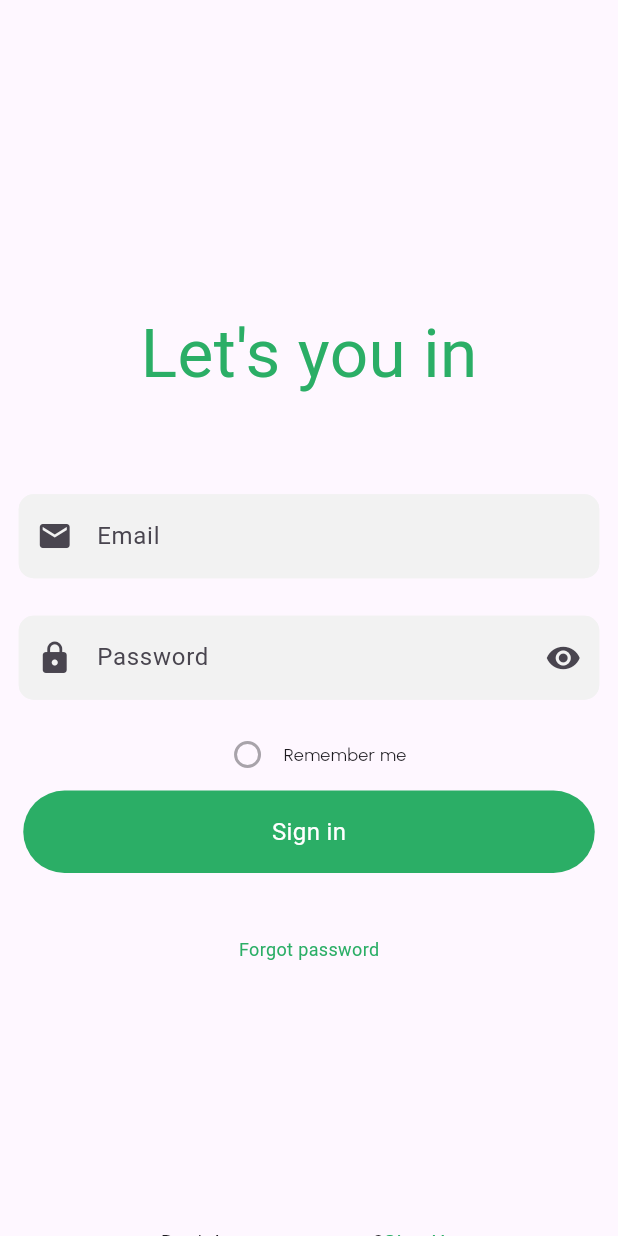
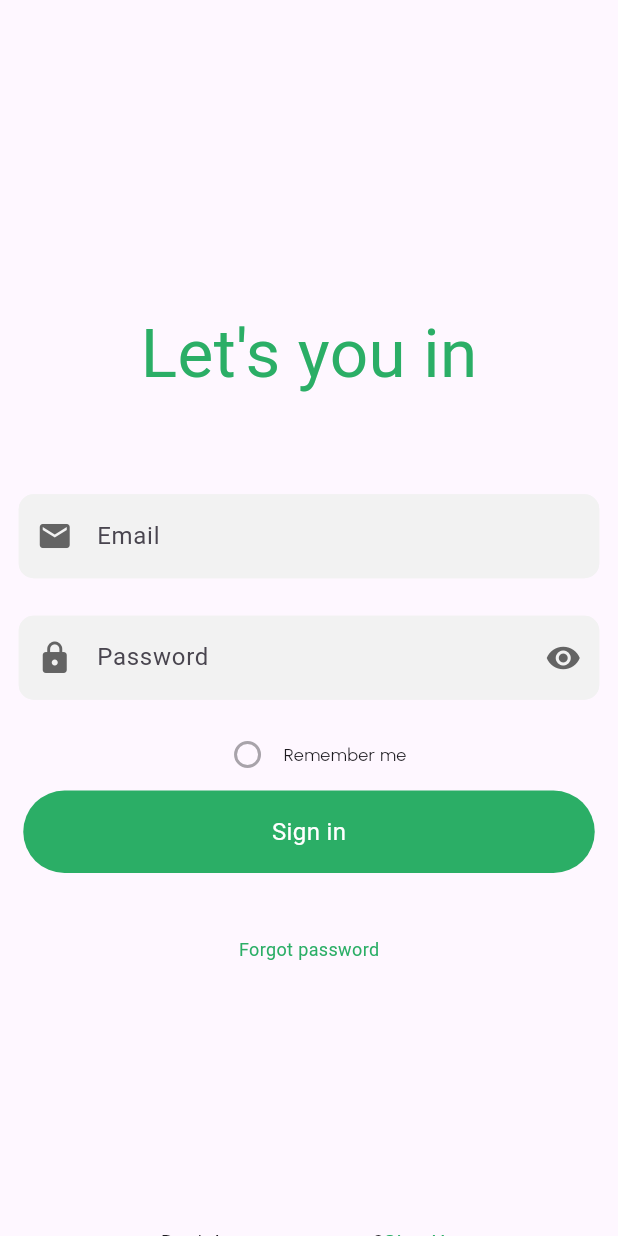
Before and after one commit to FAHIMSHAKIL102/hall_management_ui, a Flutter app: the screen it shows after launch, after a tap on "Next", on a phone screen of 412 x 824 dp. Run offline on Flutter 3.47's test engine with Material 3 defaults, Android fonts, the phone set to English and light mode, and no system bars; Roboto replaces fonts that are missing (Urbanist-Bold, Urbanist-Medium, Urbanist-Regular).

Commit message:
add_icons_color

```diff
--- a/lib/custom_widgets/myTextFormfield.dart
+++ b/lib/custom_widgets/myTextFormfield.dart
@@ -4,7 +4,7 @@ class Mytextformfield extends StatelessWidget {
   var myController;
   String myHintText;
   Icon? myPrefixIcon;
-  Icon? mySuffixIcon;
+  IconButton? mySuffixIcon;
   bool myObscureText;
   Mytextformfield({
     super.key,
@@ -20,8 +20,19 @@ class Mytextformfield extends StatelessWidget {
     return Container(
       margin: EdgeInsets.all(12.5),
       child: TextFormField(
+        controller: myController,
         obscureText: myObscureText,
         decoration: InputDecoration(
+          prefixIconColor: WidgetStateColor.resolveWith((state) {
+            return state.contains(WidgetState.focused)
+                ? Color(0xff2BAE66)
+                : Color(0xff646464);
+          }),
+          suffixIconColor: WidgetStateColor.resolveWith((state) {
+            return state.contains(WidgetState.focused)
+                ? Color(0xff2BAE66)
+                : Color(0xff646464);
+          }),
           hintText: myHintText,
           prefixIcon: myPrefixIcon,
           suffixIcon: mySuffixIcon,
--- a/lib/custom_widgets/mytextstyle.dart
+++ b/lib/custom_widgets/mytextstyle.dart
@@ -6,6 +6,7 @@ TextStyle myTextStyle45() {
     fontSize: 45,
     fontFamily: 'Urbanist-Bold',
     color: Color(0xff2BAE66),
+    fontWeight: FontWeight.bold
   );
 }
 
--- a/lib/main.dart
+++ b/lib/main.dart
@@ -1,5 +1,7 @@
 import 'package:flutter/material.dart';
 import 'package:hall_management_ui/pages/splash_screen.dart';
+import 'package:hall_management_ui/provider/password_visibility_provider.dart';
+import 'package:provider/provider.dart';
 
 void main() {
   runApp(const MyApp());
@@ -10,6 +12,12 @@ class MyApp extends StatelessWidget {
 
   @override
   Widget build(BuildContext context) {
-    return MaterialApp(debugShowCheckedModeBanner: false, home: SplashScreen());
+    return MultiProvider(
+      providers: [ChangeNotifierProvider(create: (_) => PasswordVisibilityProvider())],
+      child: MaterialApp(
+        debugShowCheckedModeBanner: false,
+        home: SplashScreen(),
+      ),
+    );
   }
 }
--- a/lib/pages/info_screen.dart
+++ b/lib/pages/info_screen.dart
@@ -29,7 +29,7 @@ class InfoScreen extends StatelessWidget {
                       'Lets have \nthe best \naccommodation with us',
                       style: TextStyle(
                         fontSize: 42,
-                        fontFamily: 'Urbanist-SemiBold',
+                        fontFamily: 'Urbanist-Bold',
                         color: Color(0xff2BAE66),
                       ),
                     ),
--- a/lib/pages/signin_screen.dart
+++ b/lib/pages/signin_screen.dart
@@ -2,6 +2,8 @@ import 'package:flutter/material.dart';
 import 'package:hall_management_ui/custom_widgets/myTextFormfield.dart';
 import 'package:hall_management_ui/custom_widgets/mybutton.dart';
 import 'package:hall_management_ui/custom_widgets/mytextstyle.dart';
+import 'package:hall_management_ui/provider/password_visibility_provider.dart';
+import 'package:provider/provider.dart';
 
 class SigninScreen extends StatefulWidget {
   const SigninScreen({super.key});
@@ -32,12 +34,23 @@ class _SigninScreenState extends State<SigninScreen> {
               myObscureText: false,
               myPrefixIcon: Icon(Icons.email),
             ),
-            Mytextformfield(
-              myController: passwordController,
-              myHintText: 'Password',
-              myObscureText: true,
-              myPrefixIcon: Icon(Icons.lock),
-              mySuffixIcon: Icon(Icons.visibility),
+            Consumer<PasswordVisibilityProvider>(
+              builder: (BuildContext context, value, child) {
+                return Mytextformfield(
+                  myController: passwordController,
+                  myHintText: 'Password',
+                  myObscureText: value.toggle,
+                  myPrefixIcon: Icon(Icons.lock),
+                  mySuffixIcon: IconButton(
+                    onPressed: () {
+                      value.setToggle();
+                    },
+                    icon: Icon(
+                      value.toggle ? Icons.visibility_off : Icons.visibility,
+                    ),
+                  ),
+                );
+              },
             ),
             Row(
               mainAxisAlignment: .center,
--- /dev/null
+++ b/lib/provider/password_visibility_provider.dart
@@ -0,0 +1,10 @@
+import 'package:flutter/material.dart';
+
+class PasswordVisibilityProvider  extends ChangeNotifier{
+  bool _toggle= false;
+  bool get toggle=>_toggle;
+  void setToggle(){
+    _toggle= !_toggle;
+    notifyListeners();
+  }
+}
--- a/pubspec.yaml
+++ b/pubspec.yaml
@@ -35,6 +35,7 @@ dependencies:
   # Use with the CupertinoIcons class for iOS style icons.
   cupertino_icons: ^1.0.8
   shared_preferences: ^2.5.4
+  provider: ^6.1.5+1
 
 dev_dependencies:
   flutter_test:
```
Also changed, not shown: pubspec.lock.
